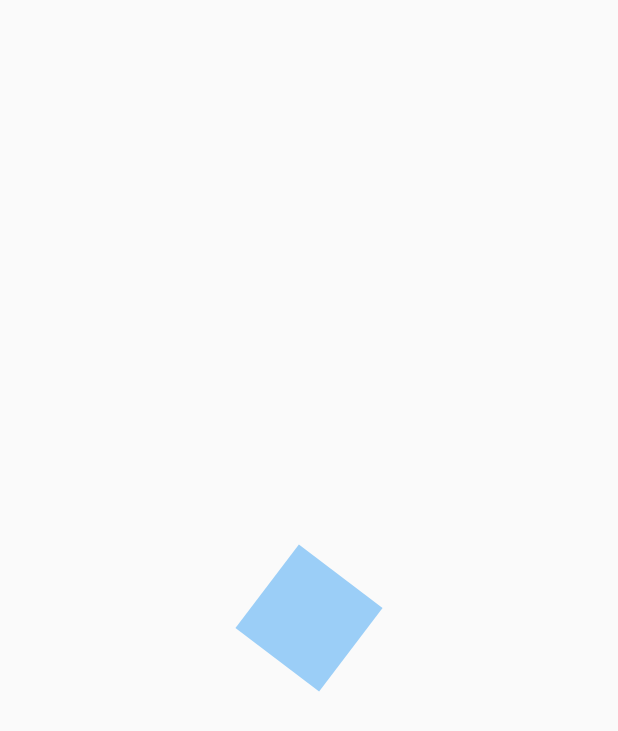
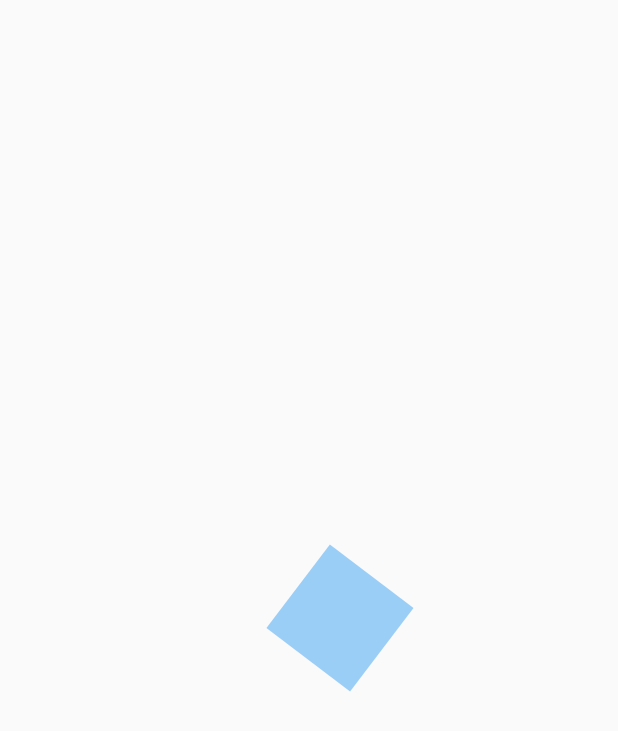
Before and after one commit to chicho69-cesar/designs-flutter-course, a Flutter app: the screen it shows after launch, on a phone screen of 412 x 824 dp. Shown: the top 731 px of the screen. Run offline on Flutter 3.47's test engine with Material 2 defaults, Android fonts, the phone set to English and light mode, and no system bars.

Commit message:
Translate animation added

```diff
--- a/lib/src/pages/animations_page.dart
+++ b/lib/src/pages/animations_page.dart
@@ -29,6 +29,7 @@ class _AnimatedSquareState extends State<AnimatedSquare> with SingleTickerProvid
   late AnimationController controller;
   late Animation<double> rotation;
   late Animation<double> opacity;
+  late Animation<double> moveRight;
 
   @override
   void initState() {
@@ -66,6 +67,16 @@ class _AnimatedSquareState extends State<AnimatedSquare> with SingleTickerProvid
       )
     );
 
+    moveRight = Tween(
+      begin: 0.0,
+      end: 200.0
+    ).animate(
+      CurvedAnimation(
+        parent: controller,
+        curve: Curves.easeOut
+      )
+    );
+
     /* Con el event listener lo que hacemos es tener control del flujo de la animacion
     mientras esta siendo reproducida, de esta forma, podemos tener control de lo que sucede
     mas facilmente */
@@ -98,11 +109,14 @@ class _AnimatedSquareState extends State<AnimatedSquare> with SingleTickerProvid
       animation: controller,
       child: const _Rectangle(),
       builder: (BuildContext context, Widget? childRectangle) {
-        return Transform.rotate( // widget para hacer rotaciones en la animacion
-          angle: rotation.value,
-          child: Opacity(
-            opacity: opacity.value,
-            child: childRectangle,
+        return Transform.translate(
+          offset: Offset(moveRight.value, 0),
+          child: Transform.rotate( // widget para hacer rotaciones en la animacion
+            angle: rotation.value,
+            child: Opacity(
+              opacity: opacity.value,
+              child: childRectangle,
+            ),
           ),
         );
       },
```
